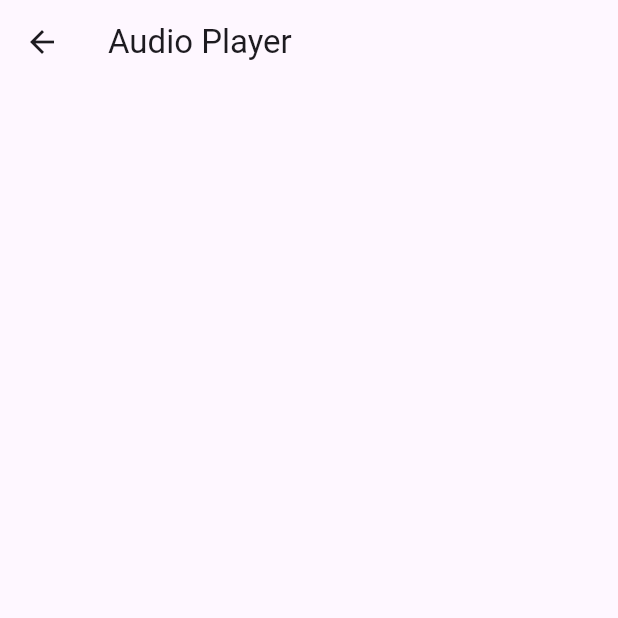
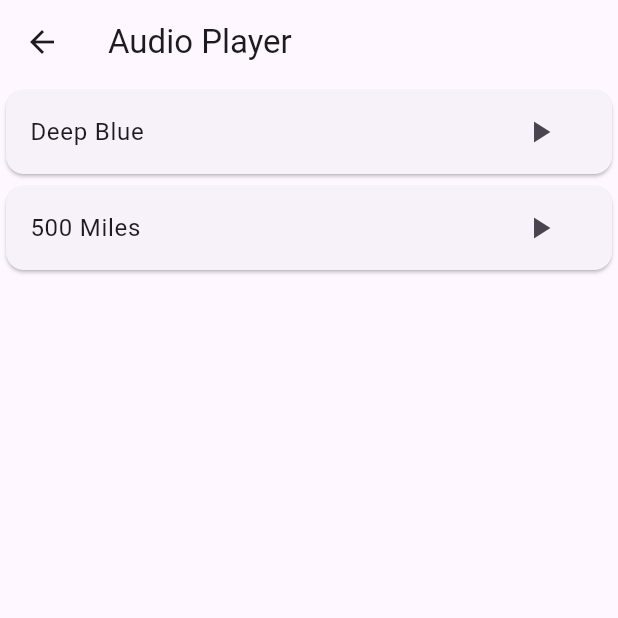
Before and after one commit to RazinSufian/WorkingWithFlutter, a Flutter app: the AudioPlayerScreen screen opened directly, on a phone screen of 412 x 824 dp, the top half of it. Run offline on Flutter 3.47's test engine with Material 3 defaults, Android fonts, the phone set to English and light mode, and no system bars; our stand-ins replace another_flushbar, audioplayers, get, image_picker, photo_view, youtube_player_iframe; missing offline and left inert: battery_info.

Commit message:
489_week2 wrap up

```diff
--- /dev/null
+++ b/lib/res/audio_assests.dart
@@ -0,0 +1,6 @@
+
+
+class AudioAssets {
+  static const String miles500 = 'audios/500 Miles- Justin Timberlake (Inside Llewyn Davis) __ Lyrics video (128K).mp3';
+  static const String deepBlue = 'audios/Deep_Blue.mp3';
+}
--- a/lib/test_page/489_week2/audio_player.dart
+++ b/lib/test_page/489_week2/audio_player.dart
@@ -1,5 +1,8 @@
 import 'package:flutter/material.dart';
 import 'package:audioplayers/audioplayers.dart';
+
+
+import '../../res/audio_assests.dart'; // Adjust the import path according to your project structure
 
 class AudioPlayerScreen extends StatefulWidget {
   @override
@@ -8,6 +11,8 @@ class AudioPlayerScreen extends StatefulWidget {
 
 class _AudioPlayerScreenState extends State<AudioPlayerScreen> {
   late AudioPlayer _audioPlayer;
+  bool isPlaying = false;
+  String currentAudio = '';
 
   @override
   void initState() {
@@ -21,44 +26,49 @@ class _AudioPlayerScreenState extends State<AudioPlayerScreen> {
     super.dispose();
   }
 
+  void _playAudio(String audioPath) async {
+    if (isPlaying && currentAudio == audioPath) {
+      await _audioPlayer.pause();
+      setState(() {
+        isPlaying = false;
+      });
+    } else {
+      await _audioPlayer.play(AssetSource(audioPath));
+      setState(() {
+        isPlaying = true;
+        currentAudio = audioPath;
+      });
+    }
+  }
+
+  Widget _buildAudioCard(String audioPath, String title) {
+    return Card(
+      child: ListTile(
+        title: Text(title),
+        trailing: IconButton(
+          icon: Icon(
+            isPlaying && currentAudio == audioPath ? Icons.pause : Icons.play_arrow,
+          ),
+          onPressed: () => _playAudio(audioPath),
+        ),
+      ),
+    );
+  }
+
   @override
   Widget build(BuildContext context) {
     return Scaffold(
       appBar: AppBar(
         title: Text('Audio Player'),
       ),
-      body: Center(
+      body: SingleChildScrollView(
         child: Column(
           mainAxisAlignment: MainAxisAlignment.center,
-          // children: <Widget>[
-          //   ElevatedButton(
-          //     onPressed: () async {
-          //       int result = await _audioPlayer.play('https://example.com/audio.mp3');
-          //       if (result == 1) {
-          //         // success
-          //       }
-          //     },
-          //     child: Text('Play'),
-          //   ),
-          //   ElevatedButton(
-          //     onPressed: () async {
-          //       int result = await _audioPlayer.pause();
-          //       if (result == 1) {
-          //         // success
-          //       }
-          //     },
-          //     child: Text('Pause'),
-          //   ),
-          //   ElevatedButton(
-          //     onPressed: () async {
-          //       int result = await _audioPlayer.stop();
-          //       if (result == 1) {
-          //         // success
-          //       }
-          //     },
-          //     child: Text('Stop'),
-          //   ),
-          // ],
+          children: <Widget>[
+            _buildAudioCard(AudioAssets.deepBlue, 'Deep Blue'),
+            _buildAudioCard(AudioAssets.miles500, '500 Miles'),
+            // Add more cards here if you add more audio assets
+          ],
         ),
       ),
     );
```
Also changed, not shown: lib/test_page/489_week2/image_scale.dart (+11 -5 lines), lib/test_page/489_week2/video_player.dart (+22 -22 lines), pubspec.yaml (+5 -2 lines), lib/res/video.assetes.dart (added), pubspec.lock, 7 other files.
